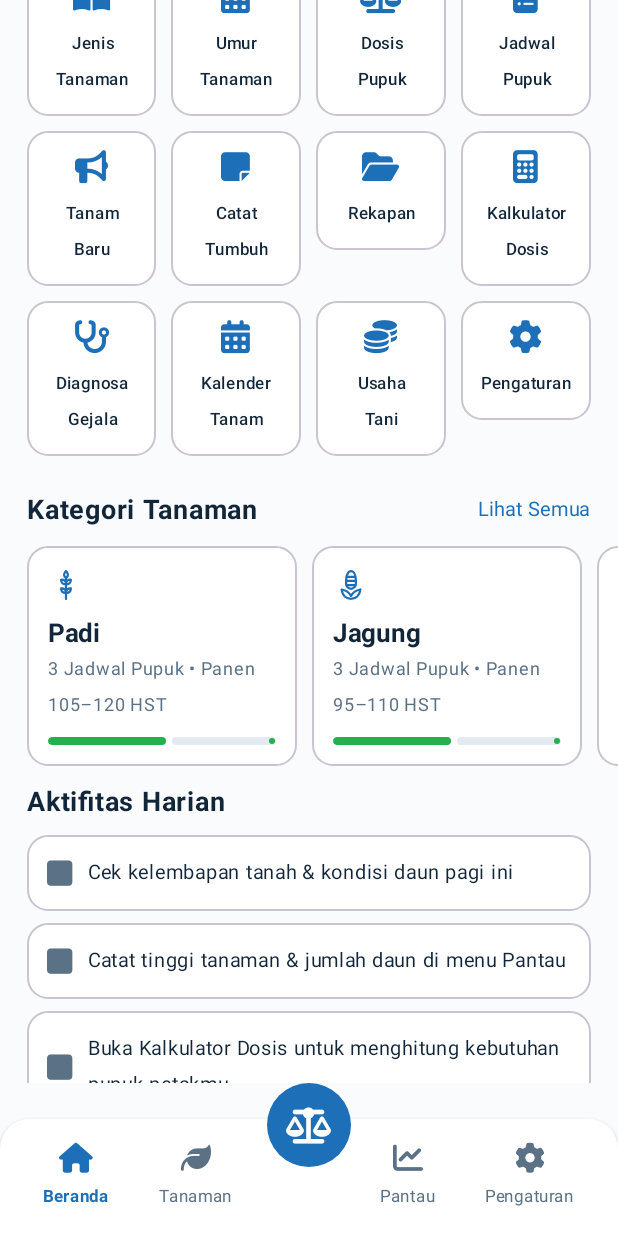
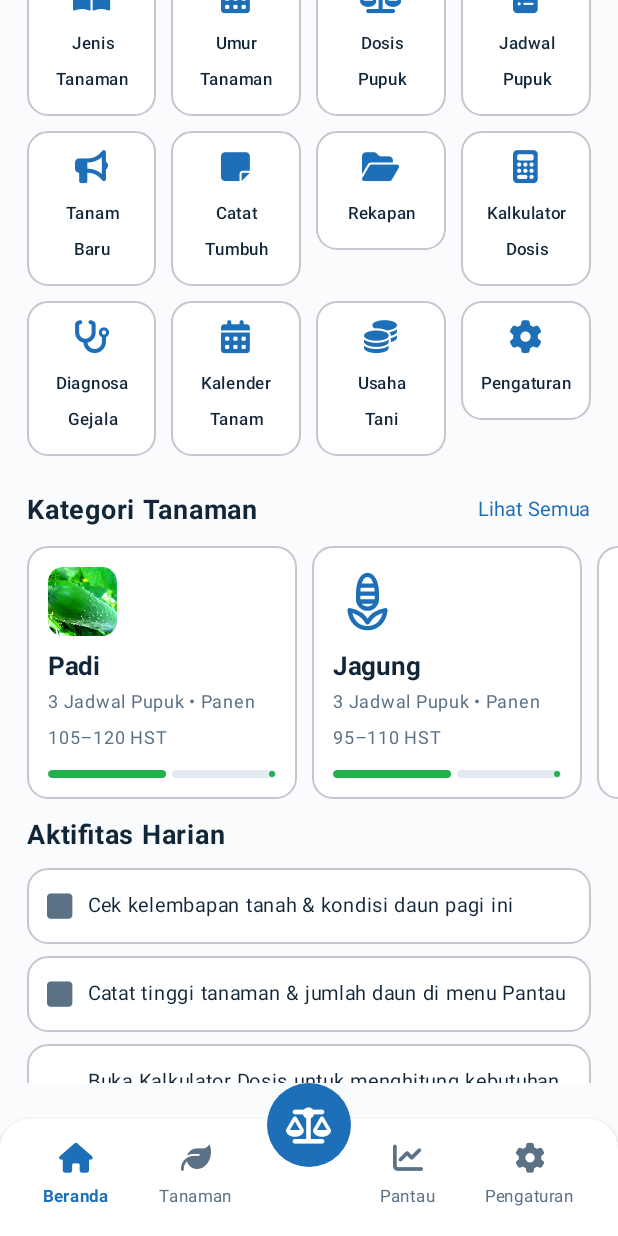
Before and after one commit to qioceky/autodosingagro, an Android app built with Jetpack Compose: the screen it shows after launch (MainActivity), scrolled down 505 dp, on a phone screen of 412 x 824 dp. Run offline under Robolectric (Android 15) with nearby library versions, the phone set to English and light mode, and no system bars.

Commit message:
v1.5.0 — ikon tanaman diganti foto tanaman asli (Wikimedia/Flickr CC, 512px, kredit di Pengaturan); ikon vektor jadi cadangan tanaman kustom

```diff
--- a/app/build.gradle
+++ b/app/build.gradle
@@ -12,8 +12,8 @@ android {
         applicationId "id.autodosingagro"
         minSdk 26
         targetSdk 35
-        versionCode 6
-        versionName "1.4.0"
+        versionCode 7
+        versionName "1.5.0"
     }
 
     buildFeatures {
--- a/app/src/main/java/id/autodosingagro/FaIcons.kt
+++ b/app/src/main/java/id/autodosingagro/FaIcons.kt
@@ -10,6 +10,7 @@ import androidx.compose.ui.graphics.Color
 import androidx.compose.ui.platform.LocalContext
 import androidx.compose.ui.text.font.FontFamily
 import androidx.compose.foundation.layout.size
+import androidx.compose.ui.draw.clip
 import androidx.compose.ui.res.painterResource
 import androidx.compose.ui.unit.Dp
 import androidx.compose.ui.unit.TextUnit
@@ -109,7 +110,17 @@ fun FaIcon(
 /** Ikon tanaman dari drawable vektor (set IconOven, lisensi MIT) — digambar sesuai tanamannya. */
 @Composable
 fun TanamanIcon(tanaman: Tanaman, modifier: Modifier = Modifier, size: Dp = 20.dp, color: Color) {
-    IkonTanamanRes(tanaman.ikon, tanaman.nama, modifier, size, color)
+    if (tanaman.foto != 0) {
+        androidx.compose.foundation.Image(
+            painter = painterResource(tanaman.foto),
+            contentDescription = tanaman.nama,
+            modifier = modifier.size(size)
+                .clip(androidx.compose.foundation.shape.RoundedCornerShape(percent = 22)),
+            contentScale = androidx.compose.ui.layout.ContentScale.Crop
+        )
+    } else {
+        IkonTanamanRes(tanaman.ikon, tanaman.nama, modifier, size, color)
+    }
 }
 
 @Composable
--- a/app/src/main/java/id/autodosingagro/FiturBaru.kt
+++ b/app/src/main/java/id/autodosingagro/FiturBaru.kt
@@ -98,7 +98,7 @@ fun KalenderScreen(onBack: () -> Unit) {
             val cocok = if (info == null) true else info.second.contains(bulan)
             Kartu(Modifier.fillMaxWidth().padding(horizontal = 18.dp, vertical = 4.dp)) {
                 Row(Modifier.padding(13.dp), verticalAlignment = Alignment.CenterVertically) {
-                    TanamanIcon(t, size = 19.dp, color = if (cocok) Biru else TeksAbu)
+                    TanamanIcon(t, size = 28.dp, color = if (cocok) Biru else TeksAbu)
                     Spacer(Modifier.width(10.dp))
                     Column(Modifier.weight(1f)) {
                         Text(t.nama, fontSize = 15.sp, fontWeight = FontWeight.SemiBold,
--- a/app/src/main/java/id/autodosingagro/MainActivity.kt
+++ b/app/src/main/java/id/autodosingagro/MainActivity.kt
@@ -390,7 +390,7 @@ fun BerandaScreen(
                     items(TanamanDB.semua) { t ->
                         Kartu(Modifier.width(180.dp).clickable { onDetail(t.id) }) {
                             Column(Modifier.padding(14.dp)) {
-                                TanamanIcon(t, size = 24.dp, color = Biru)
+                                TanamanIcon(t, size = 46.dp, color = Biru)
                                 Spacer(Modifier.height(8.dp))
                                 Text(t.nama, color = TeksGelap, fontSize = 17.sp, fontWeight = FontWeight.Bold)
                                 Text("${t.jadwal.size} Jadwal Pupuk • Panen ${t.panenMin}–${t.panenMax} HST",
--- a/app/src/main/java/id/autodosingagro/data/Data.kt
+++ b/app/src/main/java/id/autodosingagro/data/Data.kt
@@ -30,7 +30,8 @@ data class Tanaman(
     val nama: String,
     val latin: String,
     val kategori: String,       // "Tanaman Pangan" / "Hortikultura"
-    val ikon: Int,           // emoji sbg ikon visual kartu
+    val ikon: Int,
+    val foto: Int = 0,           // emoji sbg ikon visual kartu
     val panenMin: Int,          // HST awal panen
     val panenMax: Int,          // HST akhir masa tanam
     val jarakTanam: String,
@@ -69,7 +70,7 @@ object TanamanDB {
     private val bawaan: List<Tanaman> = listOf(
         Tanaman(
             id = "padi", nama = "Padi", latin = "Oryza sativa", kategori = "Tanaman Pangan",
-            ikon = R.drawable.ic_padi, panenMin = 105, panenMax = 120, jarakTanam = "25 × 25 cm",
+            ikon = R.drawable.ic_padi, foto = R.drawable.foto_mentimun, foto = R.drawable.foto_bawang_merah, foto = R.drawable.foto_tomat, foto = R.drawable.foto_cabai_rawit, foto = R.drawable.foto_cabai_merah, foto = R.drawable.foto_kedelai, foto = R.drawable.foto_jagung, foto = R.drawable.foto_padi, panenMin = 105, panenMax = 120, jarakTanam = "25 × 25 cm",
             populasiPerHa = 160000,
             deskripsi = "Tanaman pangan utama. Dosis acuan: Urea 225 kg/ha, SP-36 100 kg/ha, KCl 100 kg/ha, dibagi 3 kali aplikasi.",
             fase = listOf(
```
Also changed, not shown: app/src/main/java/id/autodosingagro/Screens.kt (+7 -5 lines), app/src/main/res/drawable-nodpi/foto_bawang_merah.jpg (added), app/src/main/res/drawable-nodpi/foto_cabai_merah.jpg (added), app/src/main/res/drawable-nodpi/foto_cabai_rawit.jpg (added), app/src/main/res/drawable-nodpi/foto_jagung.jpg (added), app/src/main/res/drawable-nodpi/foto_kedelai.jpg (added), app/src/main/res/drawable-nodpi/foto_mentimun.jpg (added), app/src/main/res/drawable-nodpi/foto_padi.jpg (added), app/src/main/res/drawable-nodpi/foto_tomat.jpg (added), 1 other file.
